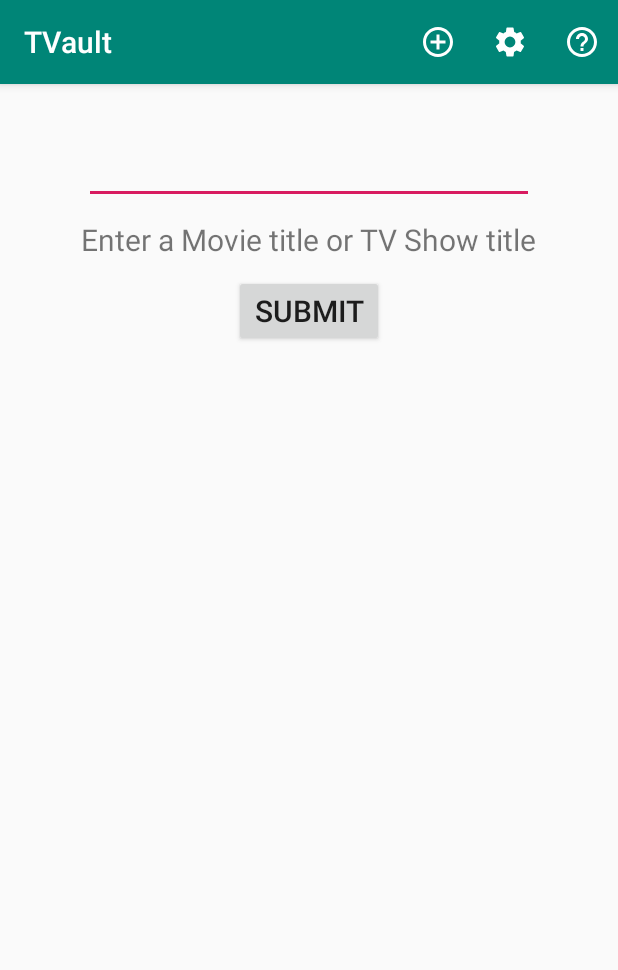
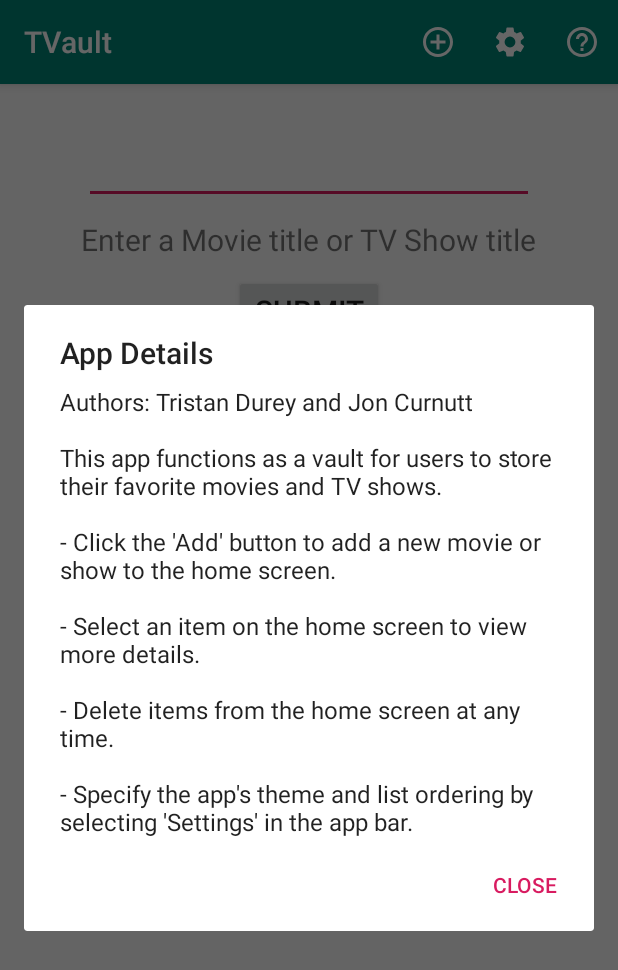
Before and after one commit to jcurnutt14/AndroidProject3, an Android app: the screen it shows after launch (MainActivity), after a tap on "App Details", on a phone screen of 412 x 824 dp. Shown: the top 970 px of the screen. Run offline under Robolectric (Android 15) with nearby library versions, the phone set to English and light mode, and no system bars; our stand-ins replace Volley.

Commit message:
Add app description in alert dialogue

```diff
--- a/Project3/app/src/main/java/jon/curnutt/project3/MainActivity.java
+++ b/Project3/app/src/main/java/jon/curnutt/project3/MainActivity.java
@@ -1,8 +1,10 @@
 package jon.curnutt.project3;
 // api key b5f9b213
 
+import androidx.appcompat.app.AlertDialog;
 import androidx.appcompat.app.AppCompatActivity;
 
+import android.content.DialogInterface;
 import android.os.Bundle;
 import android.util.Log;
 import android.view.Menu;
@@ -63,6 +65,17 @@ public class MainActivity extends AppCompatActivity {
 
             case R.id.action_about:
                 // App description in alert dialogue
+                AlertDialog.Builder builder = new AlertDialog.Builder(this);
+                builder.setMessage(MainActivity.this.getString(R.string.app_description))
+                        .setCancelable(false)
+                        .setTitle(R.string.app_description_title)
+                        .setPositiveButton(R.string.close_appdesc_dialog, new DialogInterface.OnClickListener() {
+                            public void onClick(DialogInterface dialog, int id) {
+                                //close the dialog
+                            }
+                        });
+                AlertDialog alert = builder.create();
+                alert.show();
                 return true;
 
             default:
--- a/Project3/app/src/main/res/values/strings.xml
+++ b/Project3/app/src/main/res/values/strings.xml
@@ -7,4 +7,12 @@
     <string name="action_add">Add Movie/Show</string>
     <string name="action_settings">Settings</string>
     <string name="about">App Details</string>
+    <string name="app_description_title">App Details</string>
+    <string name="close_appdesc_dialog">Close</string>
+    <string name="app_description">Authors: Tristan Durey and Jon Curnutt\n\nThis app functions
+        as a vault for users to store their favorite movies and TV shows.\n\n- Click the \'Add\'
+        button to add a new movie or show to the home screen.\n\n- Select an item on the home screen
+        to view more details.\n\n- Delete items from the home screen at any time.\n\n- Specify the app\'s
+        theme and list ordering by selecting \'Settings\' in the app bar.
+    </string>
 </resources>
```
